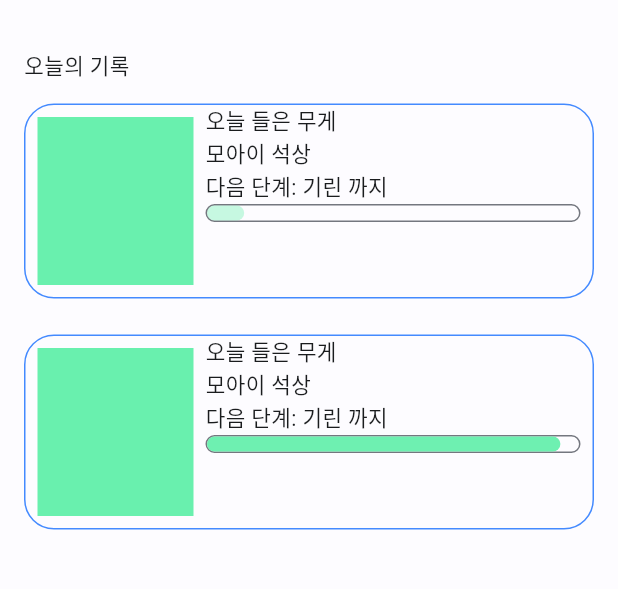
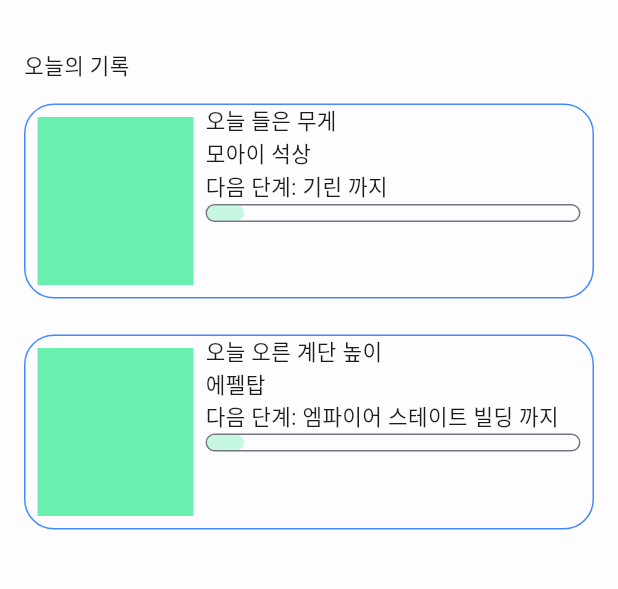
Before and after one commit to sam2244/FitweenV2, a Flutter app: the ChallengeMainPage screen opened by its route, on a phone screen of 412 x 824 dp, the part 75-664 px from its top. Run offline on Flutter 3.47's test engine with Material 2 defaults, Android fonts, the phone set to English and light mode, and no system bars; drawn by our look-alikes of percent_indicator; our stand-ins replace cloud_firestore, firebase_auth, firebase_core, firebase_storage, flutter_screenutil, flutter_svg and 2 more; accounts and stored records are empty; Roboto replaces fonts that are missing (Noto_Sans_KR).

Commit message:
main card update

```diff
--- a/lib/view/page/challenge/main/main.dart
+++ b/lib/view/page/challenge/main/main.dart
@@ -15,8 +15,18 @@ class ChallengeMainPage extends StatelessWidget {
           crossAxisAlignment: CrossAxisAlignment.start,
           children: const [
             Text("오늘의 기록"),
-            ChallengeCard(rate: 0.1),
-            ChallengeCard(rate: 0.95),
+            ChallengeCard(
+              rate: 0.1,
+              measure: "오늘 들은 무게",
+              currentlevel: "모아이 석상",
+              nextlevel: "기린",
+            ),
+            ChallengeCard(
+              rate: 0.1,
+              measure: "오늘 오른 계단 높이",
+              currentlevel: "에펠탑",
+              nextlevel: "엠파이어 스테이트 빌딩",
+            )
           ],
         ),
       ),
--- a/lib/view/page/challenge/main/widget.dart
+++ b/lib/view/page/challenge/main/widget.dart
@@ -25,14 +25,14 @@ class MainDrawer extends StatelessWidget{
     return Drawer(
       child: ListView(
         children: [
-          const DrawerHeader(
+          /*const DrawerHeader(
             decoration: BoxDecoration(
               color: Colors.white,
             ),
             child: SizedBox(
               height: 10.0,
             )
-          ),
+          ),*/
           ListTile(
             leading: const Icon(Icons.home_outlined),
             title: const Text('메인'),
@@ -67,10 +67,16 @@ class MainDrawer extends StatelessWidget{
 
 class ChallengeCard extends StatelessWidget{
   final double rate;
+  final String measure;
+  final String currentlevel;
+  final String nextlevel;
 
   const ChallengeCard({
     Key? key,
     required this.rate,
+    required this.measure,
+    required this.currentlevel,
+    required this.nextlevel,
   }) : super(key: key);
 
   @override
@@ -96,9 +102,9 @@ class ChallengeCard extends StatelessWidget{
           Column(
             crossAxisAlignment: CrossAxisAlignment.start,
             children: [
-              Text("오늘 들은 무게"),
-              Text("모아이 석상"),
-              Text("다음 단계: 기린 까지"),
+              Text(measure),
+              Text(currentlevel),
+              Text("다음 단계: $nextlevel 까지"),
               Container(
                 width: 250,
                 //padding: const EdgeInsets.all(1.0),
```
